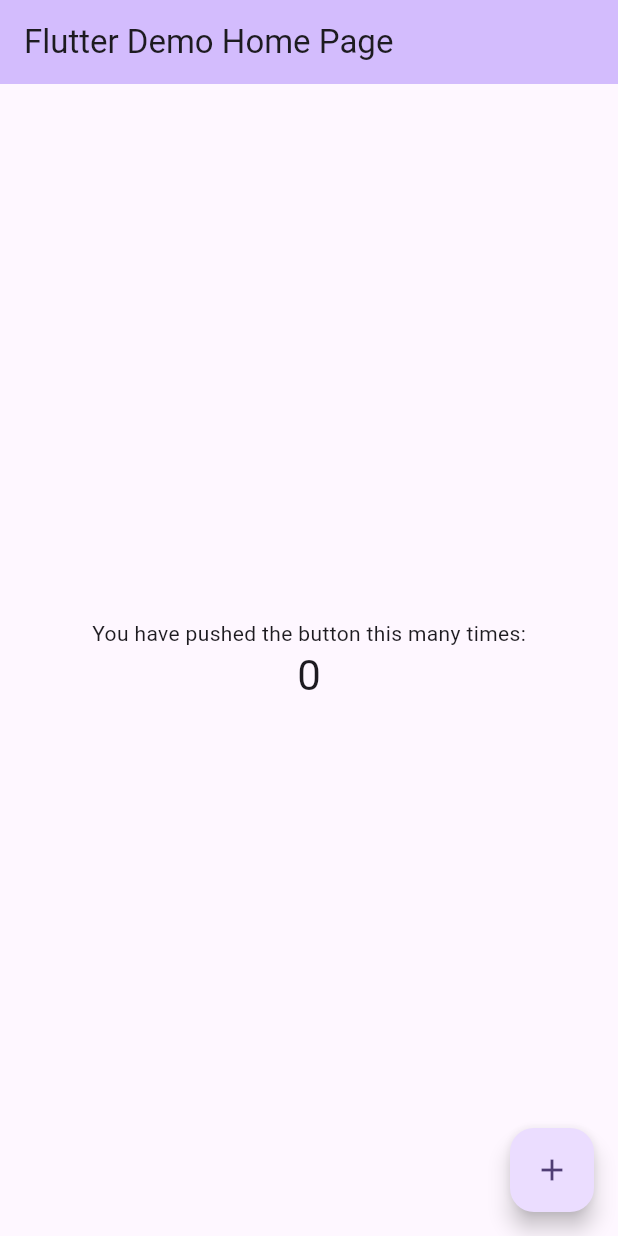
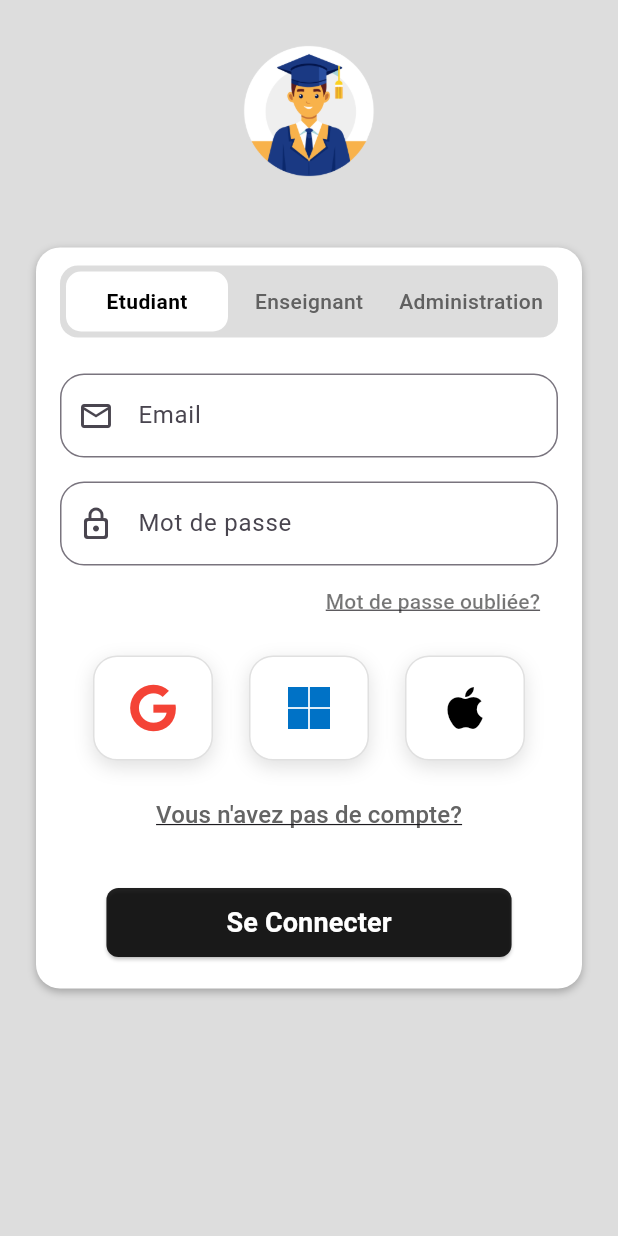
Before and after one commit to chedy256/PFA, a Flutter app: the screen it shows after launch, on a phone screen of 412 x 824 dp. Run offline on Flutter 3.47's test engine with Material 3 defaults, Android fonts, the phone set to English and light mode, and no system bars; our stand-ins replace flutter_riverpod, font_awesome_flutter.

Commit message:
Implement authentication features with login, signup, and password recovery screens: add user validation and role selection

```diff
--- /dev/null
+++ b/frontend/lib/core/providers/auth_provider.dart
@@ -0,0 +1,41 @@
+import 'package:flutter_riverpod/flutter_riverpod.dart';
+
+class User {
+  final String email;
+  final String role;
+
+  User({required this.email, required this.role});
+}
+
+class AuthNotifier extends StateNotifier<AsyncValue<User?>> {
+  AuthNotifier() : super(const AsyncValue.data(null));
+
+  Future<void> login(String email, String password) async {
+    state = const AsyncValue.loading();
+    try {
+      await Future.delayed(const Duration(seconds: 1));
+      state = AsyncValue.data(User(email: email, role: 'Etudiant'));
+    } catch (e) {
+      state = AsyncValue.error(e, StackTrace.current);
+    }
+  }
+
+  Future<void> signup(String email, String password, String role) async {
+    state = const AsyncValue.loading();
+    try {
+      await Future.delayed(const Duration(seconds: 1));
+      state = AsyncValue.data(User(email: email, role: role));
+    } catch (e) {
+      state = AsyncValue.error(e, StackTrace.current);
+    }
+  }
+
+  void logout() {
+    state = const AsyncValue.data(null);
+  }
+}
+
+final authProvider =
+    StateNotifierProvider<AuthNotifier, AsyncValue<User?>>((ref) {
+  return AuthNotifier();
+});
--- a/frontend/lib/core/theme/app_colors.dart
+++ b/frontend/lib/core/theme/app_colors.dart
@@ -0,0 +1,16 @@
+import 'package:flutter/material.dart';
+
+class AppColors {
+  const AppColors._();
+  static const Color background = Color(0xFFDDDDDD);
+  static const Color cardBackground = Color(0xFF2C2C2E);
+  static const Color textPrimary = Colors.white;
+  static const Color textSecondary = Color(0xFF8E8E93);
+
+
+  static const Color yellow = Color.fromARGB(255, 217, 174, 0);
+  static const Color green = Color.fromARGB(255, 44, 157, 59);
+  static const Color blue = Color(0xFF006BD4);
+  static const Color purple = Color(0xFFBF5AF2);
+  static const Color red = Color(0xFFCD0E00);
+}
--- /dev/null
+++ b/frontend/lib/core/utils/validators.dart
@@ -0,0 +1,58 @@
+class Validators {
+  // Email regex pattern
+  static final RegExp emailRegex = RegExp(
+    r'^[a-zA-Z0-9._%+-]+@[a-zA-Z0-9.-]+\.[a-zA-Z]{2,}$',
+  );
+
+  // Password regex pattern
+  // At least 8 characters, 1 uppercase, 1 lowercase, 1 digit, 1 special character
+  static final RegExp passwordRegex = RegExp(
+    r'^(?=.*[a-z])(?=.*[A-Z])(?=.*\d)(?=.*[@$!%*?&])[A-Za-z\d@$!%*?&]{8,}$',
+  );
+
+  /// Validates email format
+  static String? validateEmail(String? value) {
+    if (value == null || value.isEmpty) {
+      return 'Email est requis';
+    }
+    if (!emailRegex.hasMatch(value)) {
+      return 'Veuillez entrer une adresse email valide';
+    }
+    return null;
+  }
+
+  /// Validates password strength
+  /// Requires: min 8 chars, 1 uppercase, 1 lowercase, 1 digit, 1 special char
+  static String? validatePassword(String? value) {
+    if (value == null || value.isEmpty) {
+      return 'Le mot de passe est requis';
+    }
+    if (value.length < 8) {
+      return 'Le mot de passe doit contenir au moins 8 caractères';
+    }
+    if (!value.contains(RegExp(r'[A-Z]'))) {
+      return 'Le mot de passe doit contenir au moins une lettre majuscule';
+    }
+    if (!value.contains(RegExp(r'[a-z]'))) {
+      return 'Le mot de passe doit contenir au moins une lettre minuscule';
+    }
+    if (!value.contains(RegExp(r'\d'))) {
+      return 'Le mot de passe doit contenir au moins un chiffre';
+    }
+    if (!value.contains(RegExp(r'[@$!%*?&]'))) {
+      return 'Le mot de passe doit contenir au moins un caractère spécial (@\$!%*?&)';
+    }
+    return null;
+  }
+
+  /// Validates that passwords match
+  static String? validatePasswordMatch(String? value, String? passwordValue) {
+    if (value == null || value.isEmpty) {
+      return 'Veuillez confirmer votre mot de passe';
+    }
+    if (value != passwordValue) {
+      return 'Les mots de passe ne correspondent pas';
+    }
+    return null;
+  }
+}
--- /dev/null
+++ b/frontend/lib/features/auth/auth_page.dart
@@ -0,0 +1,192 @@
+import 'package:flutter/material.dart';
+import 'package:flutter_riverpod/flutter_riverpod.dart';
+import 'package:pfa/core/providers/auth_provider.dart';
+import 'package:pfa/core/theme/app_colors.dart';
+import 'package:pfa/features/auth/widgets/auth_widgets.dart';
+import 'package:pfa/core/utils/validators.dart';
+
+class AuthPage extends ConsumerStatefulWidget {
+  const AuthPage({super.key});
+
+  @override
+  ConsumerState<AuthPage> createState() => _AuthPageState();
+}
+
+class _AuthPageState extends ConsumerState<AuthPage> {
+  late final GlobalKey<FormState> _formKey;
+  late final TextEditingController _emailController;
+  late final TextEditingController _passwordController;
+  late final TextEditingController _confirmPasswordController;
+
+  bool _isLogin = true;
+  String _selectedRole = 'Etudiant';
+
+  @override
+  void initState() {
+    super.initState();
+    _formKey = GlobalKey<FormState>();
+    _emailController = TextEditingController();
+    _passwordController = TextEditingController();
+    _confirmPasswordController = TextEditingController();
+  }
+
+  @override
+  void dispose() {
+    _emailController.dispose();
+    _passwordController.dispose();
+    _confirmPasswordController.dispose();
+    super.dispose();
+  }
+
+  void _submit() {
+    if (_formKey.currentState!.validate()) {
+      if (_isLogin) {
+        ref
+            .read(authProvider.notifier)
+            .login(_emailController.text, _passwordController.text);
+      } else {
+        ref
+            .read(authProvider.notifier)
+            .signup(
+              _emailController.text,
+              _passwordController.text,
+              _selectedRole,
+            );
+      }
+    }
+  }
+
+  void _toggleAuthMode() {
+    setState(() {
+      _isLogin = !_isLogin;
+      _formKey.currentState?.reset();
+    });
+  }
+
+  @override
+  Widget build(BuildContext context) {
+    return Scaffold(
+      backgroundColor: AppColors.background,
+      body: SafeArea(
+        child: Stack(
+          children: [
+            Column(
+              children: [
+                const SizedBox(height: 24),
+                Container(
+                  alignment: Alignment.topCenter,
+                  height: 100,
+                  child: Center(
+                    child: Image(image: AssetImage('assets/images/logo.png')),
+                  ),
+                ),
+              ],
+            ),
+            Center(
+              child: SingleChildScrollView(
+                child: Container(
+                  padding: const EdgeInsets.fromLTRB(16, 12, 16, 20),
+                  margin: const EdgeInsets.symmetric(horizontal: 24),
+                  decoration: BoxDecoration(
+                    color: Colors.white,
+                    borderRadius: BorderRadius.circular(16),
+                    boxShadow: const [
+                      BoxShadow(
+                        color: Colors.black26,
+                        blurRadius: 4,
+                        offset: Offset(0, 2),
+                      ),
+                    ],
+                  ),
+                  alignment: Alignment.center,
+                  child: Form(
+                    key: _formKey,
+                    child: Column(
+                      mainAxisSize: MainAxisSize.min,
+                      children: [
+                        RoleSelector(
+                          onRoleChanged: (role) {
+                            _selectedRole = role;
+                          },
+                        ),
+                        const SizedBox(height: 24),
+                        emailInputField(controller: _emailController),
+                        const SizedBox(height: 16),
+                        passwordInputField(
+                          'Mot de passe',
+                          controller: _passwordController,
+                        ),
+                        if (!_isLogin) ...[
+                          const SizedBox(height: 16),
+                          TextFormField(
+                            controller: _confirmPasswordController,
+                            decoration: InputDecoration(
+                              labelText: 'Confirmer le mot de passe',
+                              border: OutlineInputBorder(
+                                borderRadius: BorderRadius.circular(16),
+                              ),
+                              prefixIcon: const Icon(
+                                Icons.lock_outline_rounded,
+                              ),
+                            ),
+                            obscureText: true,
+                            validator: (value) =>
+                                Validators.validatePasswordMatch(
+                                  value,
+                                  _passwordController.text,
+                                ),
+                          ),
+                        ],
+                        if (_isLogin)
+                          Row(
+                            mainAxisAlignment: MainAxisAlignment.end,
+                            children: [
+                              TextButton(
+                                onPressed: () {
+                                  Navigator.pushNamed(context, '/resetpass');
+                                },
+                                child: const Text(
+                                  'Mot de passe oubliée?',
+                                  style: TextStyle(
+                                    decoration: TextDecoration.underline,
+                                    color: Colors.black54,
+                                  ),
+                                ),
+                              ),
+                            ],
+                          ),
+                        _isLogin
+                            ? const SizedBox(height: 12)
+                            : const SizedBox(height: 32),
+                        quickLoginOptions(),
+                        const SizedBox(height: 12),
+                        TextButton(
+                          onPressed: _toggleAuthMode,
+                          child: Text(
+                            _isLogin
+                                ? "Vous n'avez pas de compte?"
+                                : "Vous avez déjà un compte?",
+                            style: const TextStyle(
+                              fontSize: 16,
+                              decoration: TextDecoration.underline,
+                              color: Color.fromARGB(255, 100, 100, 100),
+                            ),
+                          ),
+                        ),
+                        const SizedBox(height: 24),
+                        callToActionButton(
+                          _isLogin ? 'Se Connecter' : 'S\'inscrire',
+                          _submit,
+                        ),
+                      ],
+                    ),
+                  ),
+                ),
+              ),
+            ),
+          ],
+        ),
+      ),
+    );
+  }
+}
--- /dev/null
+++ b/frontend/lib/features/auth/widgets/auth_widgets.dart
@@ -0,0 +1,177 @@
+import 'package:flutter/material.dart';
+import 'package:font_awesome_flutter/font_awesome_flutter.dart';
+import 'package:pfa/core/theme/app_colors.dart';
+import 'package:pfa/core/utils/validators.dart';
+
+class RoleSelector extends StatefulWidget {
+  final ValueChanged<String>? onRoleChanged;
+
+  const RoleSelector({super.key, this.onRoleChanged});
+
+  @override
+  State<RoleSelector> createState() => _RoleSelectorState();
+}
+
+class _RoleSelectorState extends State<RoleSelector> {
+  // Default selected role
+  String _selectedRole = 'Etudiant';
+
+  final List<String> _roles = ['Etudiant', 'Enseignant', 'Administration'];
+
+  @override
+  Container build(BuildContext context) {
+    return Container(
+      padding: const EdgeInsets.all(4),
+      decoration: BoxDecoration(
+        color: AppColors.background, // Light grey background for the container
+        borderRadius: BorderRadius.circular(12),
+      ),
+      child: Row(
+        mainAxisAlignment: MainAxisAlignment.spaceBetween,
+        children: _roles.map((role) {
+          final isSelected = _selectedRole == role;
+          return Expanded(
+            child: GestureDetector(
+              onTap: () {
+                setState(() {
+                  _selectedRole = role;
+                });
+                if (widget.onRoleChanged != null) {
+                  widget.onRoleChanged!(role);
+                }
+              },
+              child: AnimatedContainer(
+                duration: const Duration(milliseconds: 200),
+                alignment: Alignment.center,
+                padding: const EdgeInsets.symmetric(vertical: 10),
+                decoration: isSelected
+                    ? BoxDecoration(
+                        color: Colors.white,
+                        borderRadius: BorderRadius.circular(10),
+                      )
+                    : null, // Flat for unselected
+                child: Text(
+                  role,
+                  style: TextStyle(
+                    fontSize: 14,
+                    fontWeight: isSelected ? FontWeight.bold : FontWeight.w500,
+                    color: isSelected ? Colors.black : Colors.grey.shade700,
+                  ),
+                ),
+              ),
+            ),
+          );
+        }).toList(),
+      ),
+    );
+  }
+}
+
+TextFormField passwordInputField(
+  String label, {
+  String? Function(String?)? validator,
+  TextEditingController? controller,
+}) =>
+    TextFormField(
+      controller: controller,
+      decoration: InputDecoration(
+        labelText: label,
+        border: OutlineInputBorder(borderRadius: BorderRadius.circular(16)),
+        prefixIcon: const Icon(Icons.lock_outline_rounded),
+      ),
+      obscureText: true,
+      validator: validator ?? Validators.validatePassword,
+    );
+
+TextFormField emailInputField({TextEditingController? controller}) =>
+    TextFormField(
+      controller: controller,
+      decoration: InputDecoration(
+        labelText: 'Email',
+        border: OutlineInputBorder(borderRadius: BorderRadius.circular(16)),
+        prefixIcon: const Icon(Icons.email_outlined),
+      ),
+      keyboardType: TextInputType.emailAddress,
+      validator: Validators.validateEmail,
+    );
+
+Row quickLoginOptions() {
+  return Row(
+    mainAxisAlignment: MainAxisAlignment.center,
+    children: [
+      SocialLoginButton(
+        icon: FontAwesomeIcons.google,
+        color: Colors.red,
+        onTap: () {},
+      ),
+      const SizedBox(width: 24),
+      SocialLoginButton(
+        icon: FontAwesomeIcons.microsoft,
+        color: const Color(0xFF0072C6), // Outlook Blue
+        onTap: () {},
+      ),
+      const SizedBox(width: 24),
+      SocialLoginButton(
+        icon: FontAwesomeIcons.apple,
+        color: Colors.black,
+        onTap: () {},
+      ),
+    ],
+  );
+}
+
+class SocialLoginButton extends StatelessWidget {
+  final IconData icon;
+  final Color? color;
+  final VoidCallback onTap;
+
+  const SocialLoginButton({
+    super.key,
+    required this.icon,
+    this.color,
+    required this.onTap,
+  });
+
+  @override
+  InkWell build(BuildContext context) {
+    return InkWell(
+      onTap: onTap,
+      borderRadius: BorderRadius.circular(16),
+      child: Container(
+        height: 70,
+        width: 80,
+        alignment: Alignment.center,
+        decoration: BoxDecoration(
+          color: Colors.white,
+          borderRadius: BorderRadius.circular(16),
+          border: Border.all(color: Colors.grey.shade300),
+          boxShadow: [
+            BoxShadow(
+              color: Colors.grey.shade300,
+              blurRadius: 10,
+              offset: const Offset(0, 4),
+            ),
+          ],
+        ),
+        child: FaIcon(icon, size: 32, color: color),
+      ),
+    );
+  }
+}
+
+ElevatedButton callToActionButton(String text, VoidCallback onPressed) => ElevatedButton(
+  onPressed: onPressed,
+  style: ElevatedButton.styleFrom(
+    backgroundColor: Colors.black87,
+    padding: const EdgeInsets.symmetric(horizontal: 80, vertical: 10),
+    shape: RoundedRectangleBorder(borderRadius: BorderRadius.circular(8)),
+  ),
+  child: Text(
+    text,
+    style: const TextStyle(
+      fontSize: 18,
+      color: Colors.white,
+      fontWeight: FontWeight.bold,
+    ),
+  ),
+);
--- a/frontend/lib/main.dart
+++ b/frontend/lib/main.dart
@@ -1,122 +1,30 @@
 import 'package:flutter/material.dart';
-
-void main() {
-  runApp(const MyApp());
+import 'package:flutter_riverpod/flutter_riverpod.dart';
+import 'package:pfa/features/auth/auth_page.dart';
+import 'package:pfa/features/auth/forgot_pass_screen.dart';
+void main() async {
+  WidgetsFlutterBinding.ensureInitialized();
+  runApp(const ProviderScope(child: MyApp()));
 }
 
-class MyApp extends StatelessWidget {
+class MyApp extends StatefulWidget {
   const MyApp({super.key});
 
-  // This widget is the root of your application.
+  @override
+  State<StatefulWidget> createState() => _MyAppState();
+}
+
+class _MyAppState extends State<MyApp> {
   @override
   Widget build(BuildContext context) {
     return MaterialApp(
-      title: 'Flutter Demo',
-      theme: ThemeData(
-        // This is the theme of your application.
-        //
-        // TRY THIS: Try running your application with "flutter run". You'll see
-        // the application has a purple toolbar. Then, without quitting the app,
-        // try changing the seedColor in the colorScheme below to Colors.green
-        // and then invoke "hot reload" (save your changes or press the "hot
-        // reload" button in a Flutter-supported IDE, or press "r" if you used
-        // the command line to start the app).
-        //
-        // Notice that the counter didn't reset back to zero; the application
-        // state is not lost during the reload. To reset the state, use hot
-        // restart instead.
-        //
-        // This works for code too, not just values: Most code changes can be
-        // tested with just a hot reload.
-        colorScheme: .fromSeed(seedColor: Colors.deepPurple),
-      ),
-      home: const MyHomePage(title: 'Flutter Demo Home Page'),
+      debugShowCheckedModeBanner: false,
+      title: 'ISIMM Internship Management',
+      initialRoute: '/login',
+      routes: {
+        '/login': (context) => const AuthPage(),
+        '/resetpass': (context) => const ForgotPassScreen(),
+      },
     );
   }
 }
-
-class MyHomePage extends StatefulWidget {
-  const MyHomePage({super.key, required this.title});
-
-  // This widget is the home page of your application. It is stateful, meaning
-  // that it has a State object (defined below) that contains fields that affect
-  // how it looks.
-
-  // This class is the configuration for the state. It holds the values (in this
-  // case the title) provided by the parent (in this case the App widget) and
-  // used by the build method of the State. Fields in a Widget subclass are
-  // always marked "final".
-
-  final String title;
-
-  @override
-  State<MyHomePage> createState() => _MyHomePageState();
-}
-
-class _MyHomePageState extends State<MyHomePage> {
-  int _counter = 0;
-
-  void _incrementCounter() {
-    setState(() {
-      // This call to setState tells the Flutter framework that something has
-      // changed in this State, which causes it to rerun the build method below
-      // so that the display can reflect the updated values. If we changed
-      // _counter without calling setState(), then the build method would not be
-      // called again, and so nothing would appear to happen.
-      _counter++;
-    });
-  }
-
-  @override
-  Widget build(BuildContext context) {
-    // This method is rerun every time setState is called, for instance as done
-    // by the _incrementCounter method above.
-    //
-    // The Flutter framework has been optimized to make rerunning build methods
-    // fast, so that you can just rebuild anything that needs updating rather
-    // than having to individually change instances of widgets.
-    return Scaffold(
-      appBar: AppBar(
-        // TRY THIS: Try changing the color here to a specific color (to
-        // Colors.amber, perhaps?) and trigger a hot reload to see the AppBar
-        // change color while the other colors stay the same.
-        backgroundColor: Theme.of(context).colorScheme.inversePrimary,
-        // Here we take the value from the MyHomePage object that was created by
-        // the App.build method, and use it to set our appbar title.
-        title: Text(widget.title),
-      ),
-      body: Center(
-        // Center is a layout widget. It takes a single child and positions it
-        // in the middle of the parent.
-        child: Column(
-          // Column is also a layout widget. It takes a list of children and
-          // arranges them vertically. By default, it sizes itself to fit its
-          // children horizontally, and tries to be as tall as its parent.
-          //
-          // Column has various properties to control how it sizes itself and
-          // how it positions its children. Here we use mainAxisAlignment to
-          // center the children vertically; the main axis here is the vertical
-          // axis because Columns are vertical (the cross axis would be
-          // horizontal).
-          //
-          // TRY THIS: Invoke "debug painting" (choose the "Toggle Debug Paint"
-          // action in the IDE, or press "p" in the console), to see the
-          // wireframe for each widget.
-          mainAxisAlignment: .center,
-          children: [
-            const Text('You have pushed the button this many times:'),
-            Text(
-              '$_counter',
-              style: Theme.of(context).textTheme.headlineMedium,
-            ),
-          ],
-        ),
-      ),
-      floatingActionButton: FloatingActionButton(
-        onPressed: _incrementCounter,
-        tooltip: 'Increment',
-        child: const Icon(Icons.add),
-      ),
-    );
-  }
-}
```
Also changed, not shown: frontend/lib/features/auth/forgot_pass_screen.dart (added, +82 -0 lines), frontend/pubspec.yaml (+7 -34 lines), frontend/pubspec.lock, 1 other file.
